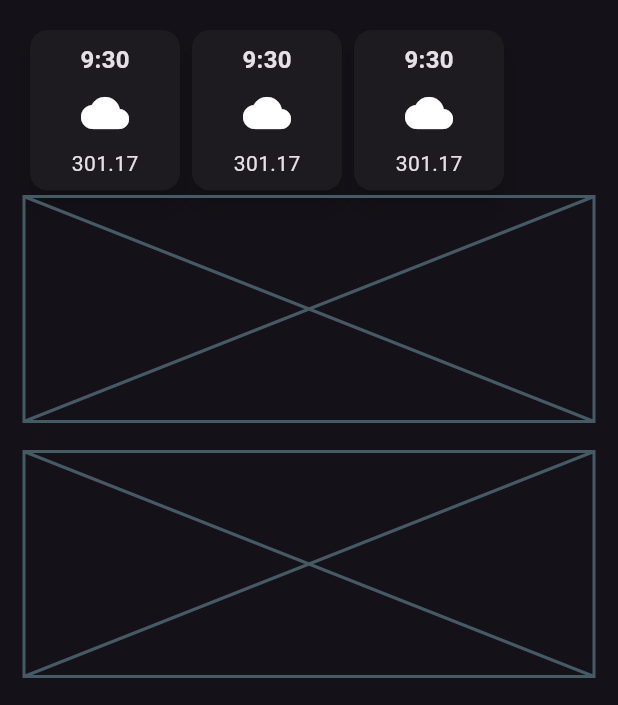
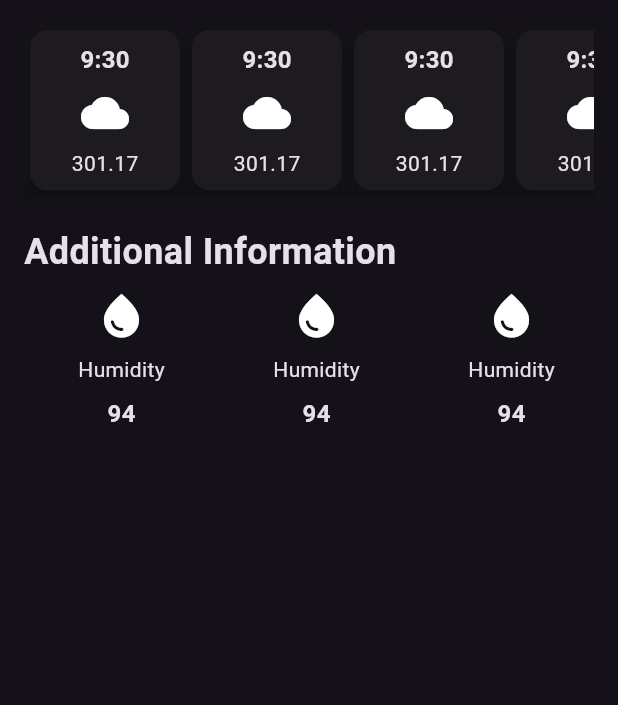
Before and after one commit to aaswin-js/weather_app, a Flutter app: the screen it shows after launch, on a phone screen of 412 x 824 dp, the part 531-1236 px from its top. Run offline on Flutter 3.47's test engine with Material 3 defaults, Android fonts, the phone set to English and light mode, and no system bars.

Commit message:
new files were created

```diff
--- /dev/null
+++ b/lib/Additional_info_item.dart
@@ -0,0 +1,28 @@
+import 'package:flutter/material.dart';
+
+class AdditionalInfoItem extends StatelessWidget {
+  const AdditionalInfoItem({super.key});
+
+  @override
+  Widget build(BuildContext context) {
+    return Container(
+                  width: 130,
+                  padding: const EdgeInsets.all(8.0),
+                  child: Column(
+                    children: [
+                      Icon(Icons.water_drop, size: 35),
+                      SizedBox(height: 8),
+                      Text("Humidity"),
+                      SizedBox(height: 8),
+                      Text(
+                        "94",
+                        style: TextStyle(
+                          fontSize: 16,
+                          fontWeight: FontWeight.bold,
+                        ),
+                      ),
+                    ],
+                  ),
+                );
+  }
+}
--- a/lib/Weather_screen.dart
+++ b/lib/Weather_screen.dart
@@ -1,6 +1,8 @@
 import 'dart:ui';
 
 import 'package:flutter/material.dart';
+import 'package:weather_app/Additional_info_item.dart';
+import 'package:weather_app/hourly_forcast_item.dart';
 
 class WeatherScreen extends StatelessWidget {
   const WeatherScreen({super.key});
@@ -63,98 +65,32 @@ class WeatherScreen extends StatelessWidget {
             //Weather Forcast
             Text("Weather Forcast", style: TextStyle(fontSize: 24)),
             SizedBox(height: 16),
+            SingleChildScrollView(
+              scrollDirection: Axis.horizontal,
+              child: Row(
+                children: [
+                  HourlyForcastItem(),
+                  HourlyForcastItem(),
+                  HourlyForcastItem(),
+                  HourlyForcastItem(),
+                  HourlyForcastItem(),
+                ],
+              ),
+            ),
+            SizedBox(height: 20),
+            //additional information card
+            Text(
+              "Additional Information",
+              style: TextStyle(fontSize: 24, fontWeight: FontWeight.bold),
+            ),
+
             Row(
               children: [
-                Card(
-                  elevation: 6,
-                  child: Container(
-                    width: 100,
-                    padding: const EdgeInsets.all(8.0),
-                    child: Column(
-                      children: [
-                        Text(
-                          "9:30",
-                          style: TextStyle(
-                            fontSize: 16,
-                            fontWeight: FontWeight.bold,
-                          ),
-                        ),
-                        SizedBox(height: 8),
-                        Icon(Icons.cloud, size: 32),
-                        SizedBox(height: 8),
-                        Text(
-                          "301.17",
-                          style: TextStyle(
-                            // fontSize: 10,
-                          ),
-                        ),
-                      ],
-                    ),
-                  ),
-                ),
-                Card(
-                  elevation: 6,
-                  child: Container(
-                    width: 100,
-                    padding: const EdgeInsets.all(8.0),
-                    child: Column(
-                      children: [
-                        Text(
-                          "9:30",
-                          style: TextStyle(
-                            fontSize: 16,
-                            fontWeight: FontWeight.bold,
-                          ),
-                        ),
-                        SizedBox(height: 8),
-                        Icon(Icons.cloud, size: 32),
-                        SizedBox(height: 8),
-                        Text(
-                          "301.17",
-                          style: TextStyle(
-                            // fontSize: 10,
-                          ),
-                        ),
-                      ],
-                    ),
-                  ),
-                ),
-                Card(
-                  elevation: 6,
-                  child: Container(
-                    width: 100,
-                    padding: const EdgeInsets.all(8.0),
-                    child: Column(
-                      children: [
-                        Text(
-                          "9:30",
-                          style: TextStyle(
-                            fontSize: 16,
-                            fontWeight: FontWeight.bold,
-                          ),
-                        ),
-                        SizedBox(height: 8),
-                        Icon(Icons.cloud, size: 32),
-                        SizedBox(height: 8),
-                        Text(
-                          "301.17",
-                          style: TextStyle(
-                            // fontSize: 10,
-                          ),
-                        ),
-                      ],
-                    ),
-                  ),
-                ),
+                AdditionalInfoItem(),
+                AdditionalInfoItem(),
+                AdditionalInfoItem(),
               ],
             ),
-
-            //weather forcast cards
-            const Placeholder(fallbackHeight: 150),
-            SizedBox(height: 20),
-
-            //additional information card
-            const Placeholder(fallbackHeight: 150),
           ],
         ),
       ),
--- /dev/null
+++ b/lib/hourly_forcast_item.dart
@@ -0,0 +1,33 @@
+import 'package:flutter/material.dart';
+
+class HourlyForcastItem extends StatelessWidget {
+  const HourlyForcastItem({super.key});
+
+  @override
+  Widget build(BuildContext context) {
+    return Card(
+      elevation: 6,
+      child: Container(
+        width: 100,
+        padding: const EdgeInsets.all(8.0),
+        child: Column(
+          children: [
+            Text(
+              "9:30",
+              style: TextStyle(fontSize: 16, fontWeight: FontWeight.bold),
+            ),
+            SizedBox(height: 8),
+            Icon(Icons.cloud, size: 32),
+            SizedBox(height: 8),
+            Text(
+              "301.17",
+              style: TextStyle(
+                // fontSize: 10,
+              ),
+            ),
+          ],
+        ),
+      ),
+    );
+  }
+}
--- a/lib/main.dart
+++ b/lib/main.dart
@@ -14,7 +14,7 @@ class Myapp extends StatelessWidget {
       debugShowCheckedModeBanner: false,
       theme: ThemeData.dark(
         useMaterial3: true,
-      ), //.copyWith(appBarTheme: AppBarTheme(backgroundColor: Colors.amber)),
+      ),
       home: const WeatherScreen(),
     );
   }
```
